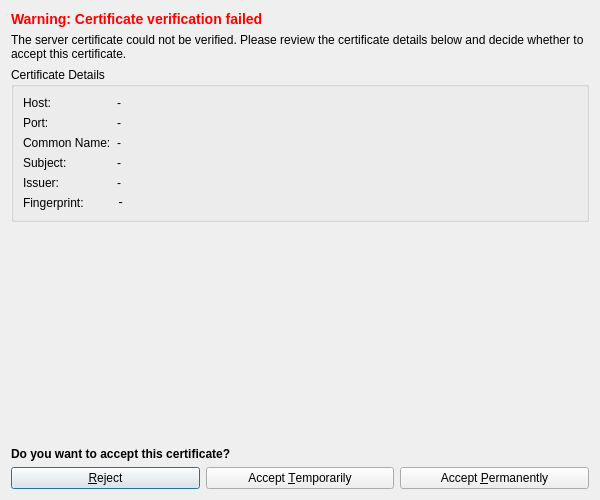
First picture: the form in VerifyCertificateDialog.ui, repository soramimi/Radic, before the edit.
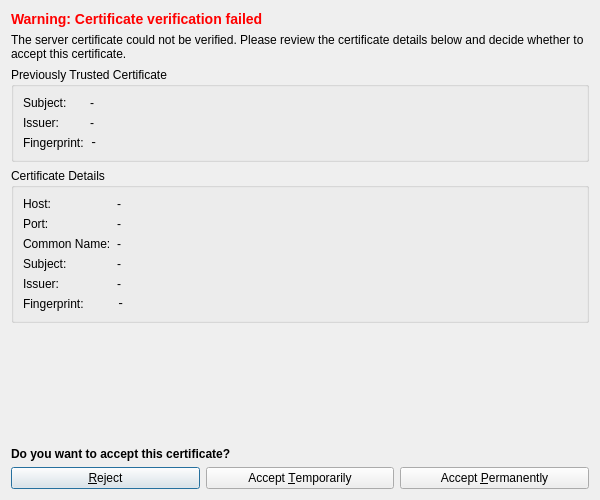
Second picture: the form after the edit.

Commit message: Improve certificate change dialog, input validation, and thread safety fixes

The edit to the form file:
```diff
--- a/VerifyCertificateDialog.ui
+++ b/VerifyCertificateDialog.ui
@@ -34,6 +34,83 @@
      </property>
     </widget>
    </item>
+   <item>
+    <widget class="QGroupBox" name="groupBox_previous">
+     <property name="visible">
+      <bool>false</bool>
+     </property>
+     <property name="title">
+      <string>Previously Trusted Certificate</string>
+     </property>
+     <layout class="QFormLayout" name="formLayout_previous">
+      <item row="0" column="0">
+       <widget class="QLabel" name="label_old_subject_title">
+        <property name="text">
+         <string>Subject:</string>
+        </property>
+       </widget>
+      </item>
+      <item row="0" column="1">
+       <widget class="QLabel" name="label_old_subject">
+        <property name="text">
+         <string>-</string>
+        </property>
+        <property name="textInteractionFlags">
+         <set>Qt::TextSelectableByMouse</set>
+        </property>
+        <property name="wordWrap">
+         <bool>true</bool>
+        </property>
+       </widget>
+      </item>
+      <item row="1" column="0">
+       <widget class="QLabel" name="label_old_issuer_title">
+        <property name="text">
+         <string>Issuer:</string>
+        </property>
+       </widget>
+      </item>
+      <item row="1" column="1">
+       <widget class="QLabel" name="label_old_issuer">
+        <property name="text">
+         <string>-</string>
+        </property>
+        <property name="textInteractionFlags">
+         <set>Qt::TextSelectableByMouse</set>
+        </property>
+        <property name="wordWrap">
+         <bool>true</bool>
+        </property>
+       </widget>
+      </item>
+      <item row="2" column="0">
+       <widget class="QLabel" name="label_old_fingerprint_title">
+        <property name="text">
+         <string>Fingerprint:</string>
+        </property>
+       </widget>
+      </item>
+      <item row="2" column="1">
+       <widget class="QLabel" name="label_old_fingerprint">
+        <property name="text">
+         <string>-</string>
+        </property>
+        <property name="textInteractionFlags">
+         <set>Qt::TextSelectableByMouse</set>
+        </property>
+        <property name="font">
+         <font>
+          <family>Courier New</family>
+         </font>
+        </property>
+        <property name="wordWrap">
+         <bool>true</bool>
+        </property>
+       </widget>
+      </item>
+     </layout>
+    </widget>
+   </item>
    <item>
     <widget class="QGroupBox" name="groupBox">
      <property name="title">
```
The commit also changes 10 other files.
